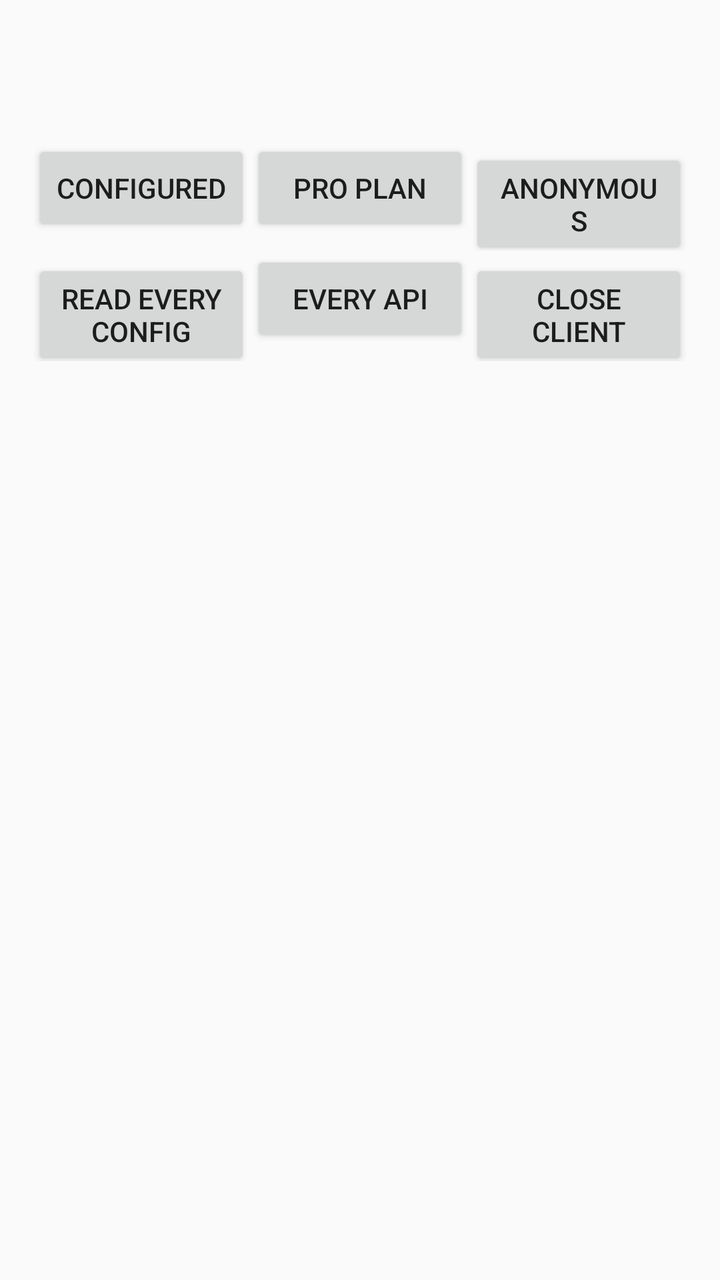
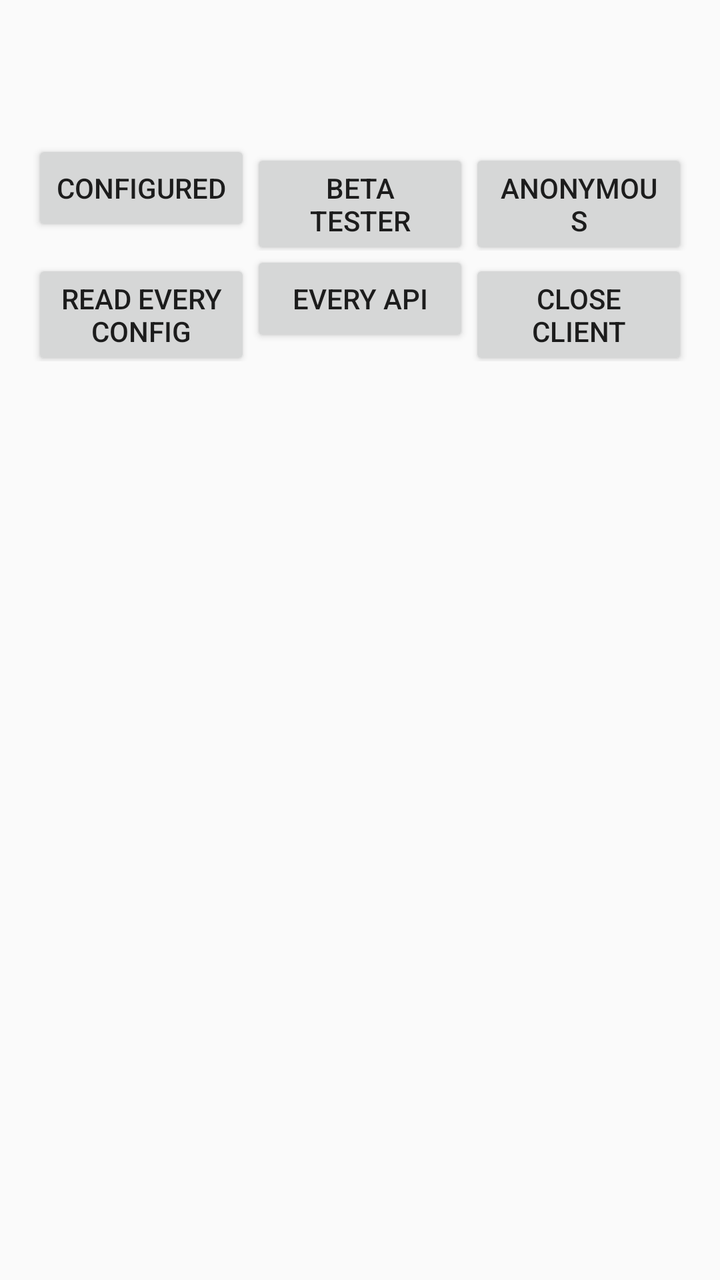

Compare the two renders of this Android layout. The source of the first and the diff that turns it into the second are given below.
<!-- AndroidManifest.xml: application theme android:Theme.Material.Light -->
<!-- res/layout/activity_main.xml -->
<?xml version="1.0" encoding="utf-8"?>
<LinearLayout xmlns:android="http://schemas.android.com/apk/res/android"
    android:layout_width="match_parent"
    android:layout_height="match_parent"
    android:orientation="vertical"
    android:fitsSystemWindows="true"
    android:padding="16dp">

    <TextView
        android:id="@+id/status"
        android:layout_width="match_parent"
        android:layout_height="wrap_content"
        android:textStyle="bold" />

    <TextView
        android:id="@+id/watched_configs"
        android:layout_width="match_parent"
        android:layout_height="wrap_content"
        android:paddingTop="8dp"
        android:typeface="monospace" />

    <LinearLayout
        android:layout_width="match_parent"
        android:layout_height="wrap_content"
        android:orientation="horizontal"
        android:paddingTop="8dp">

        <Button
            android:id="@+id/user_configured"
            android:layout_width="0dp"
            android:layout_height="wrap_content"
            android:layout_weight="1"
            android:text="@string/configured" />

        <Button
            android:id="@+id/user_pro"
            android:layout_width="0dp"
            android:layout_height="wrap_content"
            android:layout_weight="1"
            android:text="@string/pro_plan" />

        <Button
            android:id="@+id/user_anonymous"
            android:layout_width="0dp"
            android:layout_height="wrap_content"
            android:layout_weight="1"
            android:text="@string/anonymous" />
    </LinearLayout>

    <LinearLayout
        android:layout_width="match_parent"
        android:layout_height="wrap_content"
        android:orientation="horizontal">

        <Button
            android:id="@+id/read_every_config"
            android:layout_width="0dp"
            android:layout_height="wrap_content"
            android:layout_weight="1"
            android:text="@string/read_every_config" />

        <Button
            android:id="@+id/exercise_every_api"
            android:layout_width="0dp"
            android:layout_height="wrap_content"
            android:layout_weight="1"
            android:text="@string/exercise_every_api" />

        <Button
            android:id="@+id/close_client"
            android:layout_width="0dp"
            android:layout_height="wrap_content"
            android:layout_weight="1"
            android:text="@string/close_client" />
    </LinearLayout>

    <ScrollView
        android:id="@+id/log_scroll"
        android:layout_width="match_parent"
        android:layout_height="0dp"
        android:layout_weight="1">

        <TextView
            android:id="@+id/log"
            android:layout_width="match_parent"
            android:layout_height="wrap_content"
            android:textSize="12sp"
            android:typeface="monospace" />
    </ScrollView>
</LinearLayout>
<!-- resources referenced by this layout -->
<resources>
  <string name="anonymous">Anonymous</string>
  <string name="close_client">Close client</string>
  <string name="configured">Configured</string>
  <string name="exercise_every_api">Every API</string>
  <string name="pro_plan">Pro plan</string>
  <string name="read_every_config">Read every config</string>
</resources>

<!-- the commit's change to res/layout/activity_main.xml (unified diff, before → after) -->
@@ -33,11 +33,11 @@
             android:text="@string/configured" />
 
         <Button
-            android:id="@+id/user_pro"
+            android:id="@+id/user_beta_tester"
             android:layout_width="0dp"
             android:layout_height="wrap_content"
             android:layout_weight="1"
-            android:text="@string/pro_plan" />
+            android:text="@string/beta_tester" />
 
         <Button
             android:id="@+id/user_anonymous"
<!-- resource entries referenced after the edit -->
@@ -1,10 +1,10 @@
 <!-- resources referenced by this layout -->
 <resources>
   <string name="anonymous">Anonymous</string>
+  <string name="beta_tester">Beta tester</string>
   <string name="close_client">Close client</string>
   <string name="configured">Configured</string>
   <string name="exercise_every_api">Every API</string>
-  <string name="pro_plan">Pro plan</string>
   <string name="read_every_config">Read every config</string>
 </resources>
 
